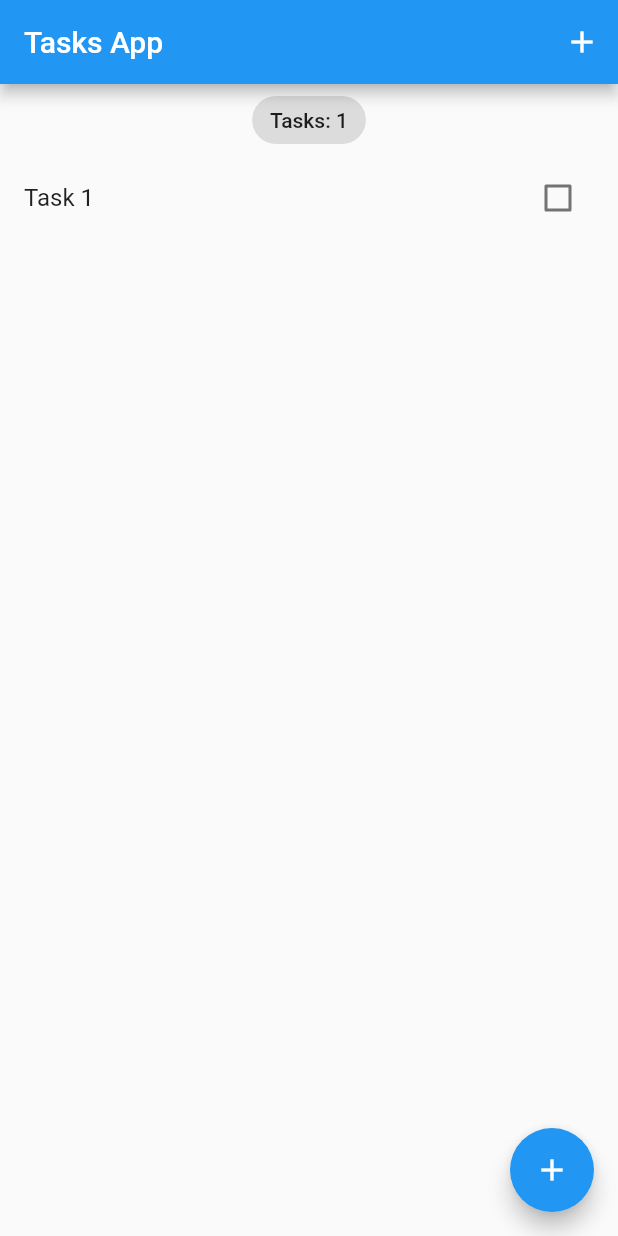
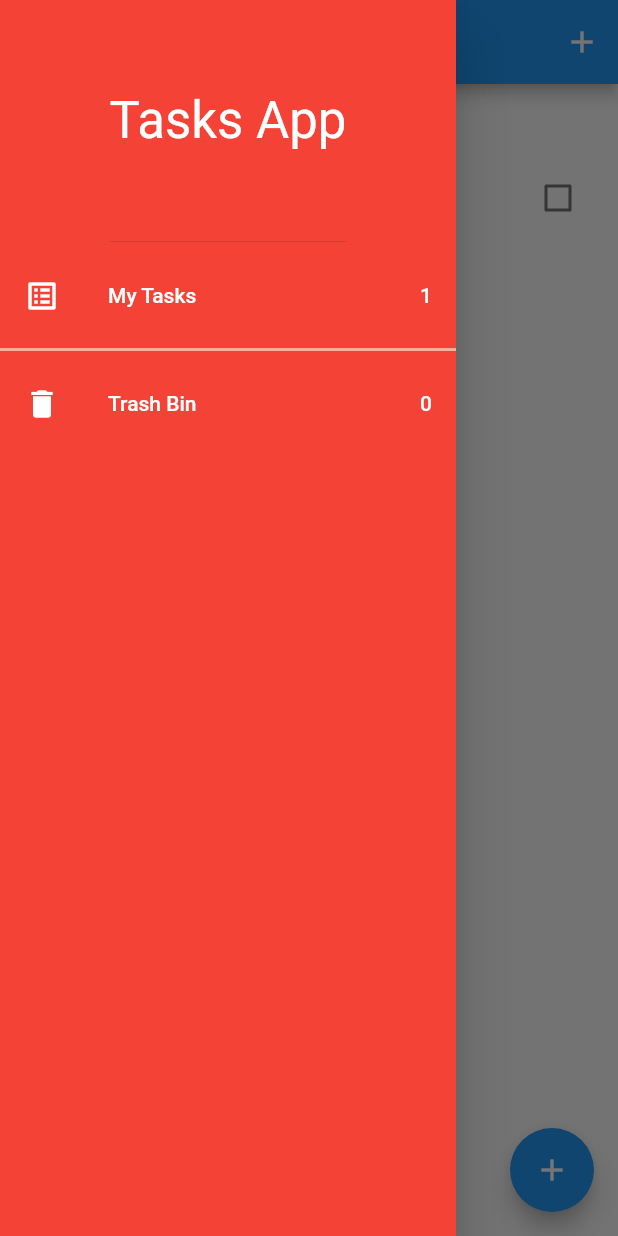
Before and after one commit to ttoghere/tktodo, a Flutter app: the screen it shows after launch, with the side drawer open (before the commit the screen has no drawer), on a phone screen of 412 x 824 dp. Run offline on Flutter 3.47's test engine with Material 2 defaults, Android fonts, the phone set to English and light mode, and no system bars; our stand-ins replace equatable, firebase_core, flutter_bloc, hydrated_bloc; accounts and stored records are empty.

Commit message:
What i did ?? && Next on:
Did:
1)implemented drawer and recycle bin
2)Completed the delete and remove logic
Next on:
Theme

```diff
--- a/lib/bloc_folder/task_bloc/task_bloc_state.dart
+++ b/lib/bloc_folder/task_bloc/task_bloc_state.dart
@@ -2,15 +2,18 @@ part of 'task_bloc_bloc.dart';
 
 class TaskBlocState extends Equatable {
   final List<Task> allTasks;
+  final List<Task> removedTasks;
   const TaskBlocState({
     this.allTasks = const <Task>[],
+    this.removedTasks = const <Task>[],
   });
   @override
-  List<Object> get props => [allTasks];
+  List<Object> get props => [allTasks, removedTasks];
 
   Map<String, dynamic> toMap() {
     return <String, dynamic>{
       'allTasks': allTasks.map((x) => x.toMap()).toList(),
+      'removedTasks': removedTasks.map((x) => x.toMap()).toList(),
     };
   }
 
@@ -21,6 +24,11 @@ class TaskBlocState extends Equatable {
           (x) => Task.fromMap(x as Map<String, dynamic>),
         ),
       ),
+      removedTasks: List<Task>.from(
+        (map['removedTasks'] as List<int>).map<Task>(
+          (x) => Task.fromMap(x as Map<String, dynamic>),
+        ),
+      ),
     );
   }
 }
--- a/lib/main.dart
+++ b/lib/main.dart
@@ -5,6 +5,7 @@ import 'package:path_provider/path_provider.dart';
 import 'package:tktodo/bloc_folder/task_bloc/task_bloc_bloc.dart';
 import 'package:tktodo/models/task.dart';
 import 'package:tktodo/pages/tasks_page.dart';
+import 'package:tktodo/services/app_router.dart';
 import 'firebase_options.dart';
 import 'package:flutter_bloc/flutter_bloc.dart';
 
@@ -26,13 +27,14 @@ class MyApp extends StatelessWidget {
     return MultiBlocProvider(
       providers: [
         BlocProvider(
-          create: (context) =>
-              TaskBlocBloc()..add(AddTask(task: Task(title: "Task 1",id: "1"))),
+          create: (context) => TaskBlocBloc()
+            ..add(AddTask(task: Task(title: "Task 1", id: "1"))),
         ),
       ],
       child: MaterialApp(
         title: 'Material App',
         home: TasksPage(),
+        onGenerateRoute: AppRouter.onGenerateRoute,
       ),
     );
   }
--- a/lib/pages/tasks_page.dart
+++ b/lib/pages/tasks_page.dart
@@ -1,10 +1,14 @@
+// ignore_for_file: public_member_api_docs, sort_constructors_first
 import 'package:flutter/material.dart';
 import 'package:flutter_bloc/flutter_bloc.dart';
+
 import 'package:tktodo/bloc_folder/blocs.dart';
 import 'package:tktodo/models/task.dart';
 import 'package:tktodo/services/guid_gen.dart';
+import 'package:tktodo/widgets/app_drawer.dart';
 
 class TasksPage extends StatelessWidget {
+  static const String routeName = "/tasks";
   TasksPage({Key? key}) : super(key: key);
 
   //Bottom Sheet for Adding Tasks
@@ -75,6 +79,7 @@ class TasksPage extends StatelessWidget {
     return BlocBuilder<TaskBlocBloc, TaskBlocState>(
       builder: (context, state) {
         return Scaffold(
+          drawer: AppDrawer(),
           appBar: AppBar(
             title: const Text('Tasks App'),
             actions: [
@@ -84,40 +89,8 @@ class TasksPage extends StatelessWidget {
               )
             ],
           ),
-          body: Column(
-            crossAxisAlignment: CrossAxisAlignment.center,
-            children: [
-              Center(
-                child: Chip(
-                  label: Text(
-                    'Tasks: ${state.allTasks.length}',
-                  ),
-                ),
-              ),
-              ListView.separated(
-                  shrinkWrap: true,
-                  itemBuilder: (context, index) {
-                    var task = state.allTasks[index];
-                    return ListTile(
-                      title: Text(task.title),
-                      trailing: Checkbox(
-                        value: task.isDone,
-                        onChanged: (value) {
-                          context.read<TaskBlocBloc>().add(
-                                UpdateTask(task: task),
-                              );
-                        },
-                      ),
-                      onLongPress: () => context
-                          .read<TaskBlocBloc>()
-                          .add(DeleteTask(task: task)),
-                    );
-                  },
-                  separatorBuilder: (context, index) => const Divider(
-                        thickness: 2,
-                      ),
-                  itemCount: state.allTasks.length),
-            ],
+          body: TasksList(
+            tasks: state.allTasks,
           ),
           floatingActionButton: FloatingActionButton(
             onPressed: () {
@@ -131,3 +104,76 @@ class TasksPage extends StatelessWidget {
     );
   }
 }
+
+class TasksList extends StatelessWidget {
+  final List<Task> tasks;
+  const TasksList({
+    Key? key,
+    required this.tasks,
+  }) : super(key: key);
+
+  @override
+  Widget build(BuildContext context) {
+    return Column(
+      crossAxisAlignment: CrossAxisAlignment.center,
+      children: [
+        Center(
+          child: Chip(
+            label: Text(
+              'Tasks: ${tasks.length}',
+            ),
+          ),
+        ),
+        ListView.separated(
+            shrinkWrap: true,
+            itemBuilder: (context, index) {
+              var task = tasks[index];
+              return TaskTile(task: task);
+            },
+            separatorBuilder: (context, index) => const Divider(
+                  thickness: 2,
+                ),
+            itemCount: tasks.length),
+      ],
+    );
+  }
+}
+
+class TaskTile extends StatelessWidget {
+  const TaskTile({
+    super.key,
+    required this.task,
+  });
+
+  final Task task;
+  void _removeOrDeleteTask(BuildContext context, Task listedTask) {
+    listedTask.isDeleted!
+        ? context.read<TaskBlocBloc>().add(DeleteTask(task: task))
+        : context.read<TaskBlocBloc>().add(RemoveTask(task: task));
+  }
+
+  @override
+  Widget build(BuildContext context) {
+    return ListTile(
+      title: Text(
+        task.title,
+        style: TextStyle(
+            fontWeight: task.isDone! ? FontWeight.bold : FontWeight.w600,
+            decoration: task.isDone!
+                ? TextDecoration.lineThrough
+                : TextDecoration.none),
+      ),
+      trailing: !task.isDeleted!
+          ? Checkbox(
+              value: task.isDone,
+              onChanged: (value) {
+                context.read<TaskBlocBloc>().add(
+                      UpdateTask(task: task),
+                    );
+              },
+            )
+          : null,
+      onLongPress: () => _removeOrDeleteTask(context, task),
+    );
+  }
+}
--- /dev/null
+++ b/lib/widgets/app_drawer.dart
@@ -0,0 +1,84 @@
+import 'package:flutter/material.dart';
+import 'package:flutter_bloc/flutter_bloc.dart';
+import 'package:tktodo/bloc_folder/blocs.dart';
+import 'package:tktodo/pages/recycle_bin.dart';
+import 'package:tktodo/pages/tasks_page.dart';
+
+class AppDrawer extends StatelessWidget {
+  const AppDrawer({super.key});
+
+  @override
+  Widget build(BuildContext context) {
+    return SafeArea(
+      child: Drawer(
+        backgroundColor: Colors.red,
+        child: BlocBuilder<TaskBlocBloc, TaskBlocState>(
+          builder: (context, state) {
+            return Column(
+              children: [
+                DrawerHeader(
+                  padding: const EdgeInsets.only(top: 60),
+                  child: Text(
+                    "Tasks App",
+                    style: Theme.of(context)
+                        .textTheme
+                        .headlineMedium!
+                        .copyWith(color: Colors.white),
+                  ),
+                ),
+                ListTile(
+                  onTap: () =>
+                      Navigator.of(context).pushNamed(TasksPage.routeName),
+                  leading: const Icon(
+                    Icons.list_alt_outlined,
+                    color: Colors.white,
+                  ),
+                  title: Text(
+                    "My Tasks",
+                    style: Theme.of(context)
+                        .textTheme
+                        .labelLarge!
+                        .copyWith(color: Colors.white),
+                  ),
+                  trailing: Text(
+                    state.allTasks.length.toString(),
+                    style: Theme.of(context)
+                        .textTheme
+                        .labelLarge!
+                        .copyWith(color: Colors.white),
+                  ),
+                ),
+                const Divider(
+                  thickness: 2,
+                  color: Colors.white54,
+                ),
+                ListTile(
+                  onTap: () =>
+                      Navigator.of(context).pushNamed(RecycleBin.routeName),
+                  leading: const Icon(
+                    Icons.delete,
+                    color: Colors.white,
+                  ),
+                  title: Text(
+                    "Trash Bin",
+                    style: Theme.of(context)
+                        .textTheme
+                        .labelLarge!
+                        .copyWith(color: Colors.white),
+                  ),
+                  trailing: Text(
+                    state.removedTasks.length.toString(),
+                    style: Theme.of(context)
+                        .textTheme
+                        .labelLarge!
+                        .copyWith(color: Colors.white),
+                  ),
+                ),
+              ],
+            );
+          },
+        ),
+      ),
+    );
+  }
+}
```
Also changed, not shown: lib/bloc_folder/task_bloc/task_bloc_bloc.dart (+16 -3 lines), lib/pages/recycle_bin.dart (added, +39 -0 lines), lib/services/app_router.dart (added, +16 -0 lines).
